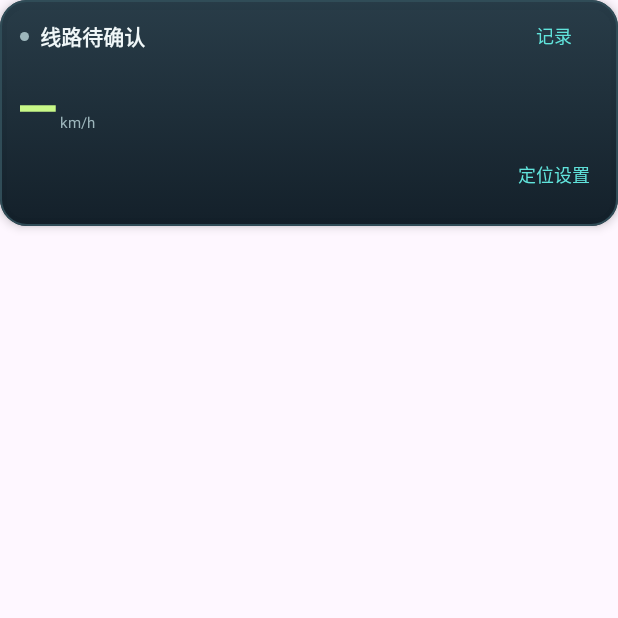
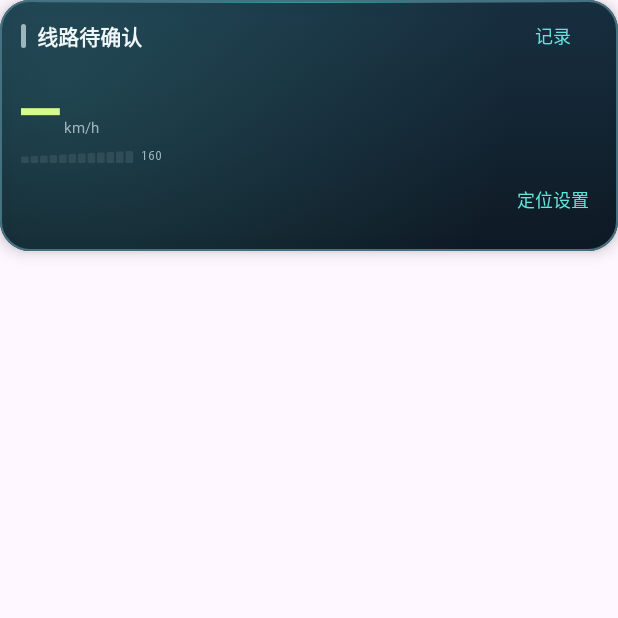
Before and after one commit to jpysina/JRFANMAP, an Android app built with Jetpack Compose: the composable LiveIntervalCard called with empty values, on a phone screen of 412 x 824 dp, the top half of it. Run offline under Robolectric (Android 15) with nearby library versions, the phone set to English and light mode, and no system bars; network calls fail; 15 statements that could not run were skipped.

Commit message:
Give the LIVE dashboard a sharper instrument-cluster design

```diff
--- a/app/src/main/java/jp/jrfanmap/ui/LiveInstrument.kt
+++ b/app/src/main/java/jp/jrfanmap/ui/LiveInstrument.kt
@@ -1,5 +1,7 @@
 package jp.jrfanmap.ui
 
+import androidx.compose.animation.core.animateFloatAsState
+import androidx.compose.animation.core.tween
 import androidx.compose.foundation.Canvas
 import androidx.compose.foundation.background
 import androidx.compose.foundation.layout.*
@@ -9,9 +11,13 @@ import androidx.compose.material3.Surface
 import androidx.compose.material3.Text
 import androidx.compose.material3.TextButton
 import androidx.compose.runtime.Composable
+import androidx.compose.runtime.getValue
 import androidx.compose.ui.Alignment
 import androidx.compose.ui.Modifier
+import androidx.compose.ui.draw.drawBehind
 import androidx.compose.ui.geometry.Offset
+import androidx.compose.ui.geometry.CornerRadius
+import androidx.compose.ui.geometry.Size
 import androidx.compose.ui.graphics.Brush
 import androidx.compose.ui.graphics.Color
 import androidx.compose.ui.graphics.StrokeCap
@@ -28,14 +34,17 @@ import jp.jrfanmap.data.Fix
 import jp.jrfanmap.data.Telemetry
 import jp.jrfanmap.rail.LiveMatch
 import jp.jrfanmap.rail.StationInterval
+import kotlin.math.ceil
 
 internal val DisplayPanel = Color(0xFF0C1923)
 internal val DisplayText = Color(0xFFF0F7F8)
 internal val DisplayMuted = Color(0xFF9DB6BC)
 internal val DisplayCyan = Color(0xFF61E4DC)
 internal val DisplayGrid = Color(0xFF304C57)
-private val DisplayAccent = Color(0xFFC8F888)
-private val DisplayShape = RoundedCornerShape(18.dp)
+private val DisplayAccent = Color(0xFFD5FA90)
+private val DisplayShape = RoundedCornerShape(20.dp)
+private val DisplayRim = Color(0xFF467180)
+private val DisplayControl = Color(0xFF64E2E1).copy(alpha = .11f)
 
 @Composable
 internal fun LiveIntervalCard(
@@ -50,18 +59,22 @@ internal fun LiveIntervalCard(
     val following = upcomingStops.drop(1)
     val routeName = match?.line?.name
     Surface(modifier.testTag("live-interval-card"), color = Color.Transparent, shape = DisplayShape,
-        border = androidx.compose.foundation.BorderStroke(1.dp, DisplayGrid), shadowElevation = 4.dp) {
-        Column(Modifier.fillMaxWidth().background(Brush.verticalGradient(listOf(
-            Color(0xF5203541), DisplayPanel.copy(alpha = .97f)
-        ))).padding(start = 13.dp, end = 13.dp, bottom = 10.dp)) {
+        border = androidx.compose.foundation.BorderStroke(1.dp, DisplayRim), shadowElevation = 6.dp) {
+        Column(Modifier.fillMaxWidth().drawBehind {
+            drawRect(Brush.verticalGradient(listOf(Color(0xFA132B3C), Color(0xF908141F))))
+            drawRect(Brush.radialGradient(listOf(DisplayCyan.copy(alpha = .16f), Color.Transparent),
+                center = Offset(size.width * .10f, size.height * .35f), radius = size.width * .73f))
+            drawLine(Brush.horizontalGradient(listOf(Color.Transparent, DisplayCyan.copy(alpha = .72f), Color.Transparent)),
+                Offset(size.width * .06f, 1.dp.toPx()), Offset(size.width * .94f, 1.dp.toPx()), 1.5.dp.toPx())
+        }.padding(start = 14.dp, end = 14.dp, bottom = 10.dp)) {
             Row(Modifier.fillMaxWidth(), verticalAlignment = Alignment.CenterVertically) {
-                Box(Modifier.size(6.dp).background(if (routeName != null) DisplayCyan else DisplayMuted, DisplayShape))
+                Box(Modifier.width(3.dp).height(16.dp).background(if (routeName != null) DisplayCyan else DisplayMuted, DisplayShape))
                 Text(routeName ?: "线路待确认", Modifier.weight(1f).padding(start = 7.dp),
                     color = DisplayText, fontWeight = FontWeight.SemiBold, fontSize = 14.sp, lineHeight = 18.sp,
                     maxLines = 1, overflow = TextOverflow.Ellipsis)
                 if (onDetails != null) TextButton(onClick = onDetails, modifier = Modifier.testTag("live-station-details"),
-                    colors = ButtonDefaults.textButtonColors(contentColor = DisplayCyan),
-                    contentPadding = PaddingValues(horizontal = 6.dp)) { Text("站序 ›", fontSize = 12.sp) }
+                    shape = Cut, colors = ButtonDefaults.textButtonColors(contentColor = DisplayCyan, containerColor = DisplayControl),
+                    contentPadding = PaddingValues(horizontal = 8.dp)) { Text("站序 ›", fontSize = 12.sp) }
                 TextButton(onClick = onRecord, modifier = Modifier.testTag("record-button"),
                     colors = ButtonDefaults.textButtonColors(contentColor = if (telemetry.recording) Color(0xFFFFB2A0) else DisplayCyan),
                     contentPadding = PaddingValues(horizontal = 7.dp)) {
@@ -70,17 +83,13 @@ internal fun LiveIntervalCard(
             }
             Row(Modifier.fillMaxWidth(), verticalAlignment = Alignment.CenterVertically,
                 horizontalArrangement = Arrangement.spacedBy(10.dp)) {
-                Row(verticalAlignment = Alignment.Bottom, horizontalArrangement = Arrangement.spacedBy(4.dp)) {
-                    Text(speed.fmt(0), fontFamily = Mono, fontWeight = FontWeight.Bold, color = DisplayAccent,
-                        fontSize = 38.sp, lineHeight = 42.sp, modifier = Modifier.testTag("live-speed"))
-                    Text("km/h", Modifier.padding(bottom = 4.dp), color = DisplayMuted, fontSize = 10.sp, lineHeight = 13.sp)
-                }
+                VelocityReadout(speed, match?.line?.category == "1")
                 if (upcoming != null) {
-                    Box(Modifier.width(1.dp).height(33.dp).background(DisplayGrid))
-                    Column(Modifier.weight(1f), verticalArrangement = Arrangement.spacedBy(1.dp)) {
+                    Box(Modifier.width(1.dp).height(43.dp).background(DisplayGrid))
+                    Column(Modifier.weight(1f), verticalArrangement = Arrangement.spacedBy(2.dp)) {
                         Text("下一经由站", color = DisplayMuted, fontSize = 10.sp, lineHeight = 13.sp)
                         Text(upcoming.station.name, color = DisplayText, fontWeight = FontWeight.Bold,
-                            fontSize = 16.sp, lineHeight = 19.sp, maxLines = 1, overflow = TextOverflow.Ellipsis)
+                            fontSize = 18.sp, lineHeight = 22.sp, maxLines = 1, overflow = TextOverflow.Ellipsis)
                         Text(distanceLabel(upcoming.meters), color = DisplayCyan, fontFamily = Mono,
                             fontSize = 12.sp, lineHeight = 16.sp, modifier = Modifier.testTag("live-next-distance"))
                     }
@@ -98,12 +107,13 @@ internal fun LiveIntervalCard(
                         maxLines = 1, overflow = TextOverflow.Ellipsis, modifier = Modifier.widthIn(max = 122.dp))
                 }
             }
-            if (following.isNotEmpty()) Row(Modifier.fillMaxWidth().padding(top = 5.dp).testTag("live-following-stops"),
+            if (following.isNotEmpty()) Row(Modifier.fillMaxWidth().padding(top = 6.dp).testTag("live-following-stops"),
                 horizontalArrangement = Arrangement.spacedBy(5.dp), verticalAlignment = Alignment.CenterVertically) {
                 Text("后续", color = DisplayMuted, fontSize = 10.sp, lineHeight = 14.sp)
                 following.forEachIndexed { index, stop ->
                     if (index > 0) Text("→", color = DisplayCyan, fontSize = 10.sp, lineHeight = 14.sp)
-                    Text(stop.station.name, Modifier.weight(1f, fill = false).testTag("live-following-stop"), color = DisplayText,
+                    Text(stop.station.name, Modifier.weight(1f, fill = false).testTag("live-following-stop")
+                        .background(DisplayControl, RoundedCornerShape(6.dp)).padding(horizontal = 6.dp, vertical = 2.dp), color = DisplayText,
                         fontSize = 11.sp, lineHeight = 14.sp, maxLines = 1, overflow = TextOverflow.Ellipsis)
                 }
             }
@@ -120,23 +130,64 @@ internal fun LiveIntervalCard(
 }
 
 @Composable
+private fun VelocityReadout(speed: Float?, highSpeed: Boolean) {
+    val scale = when {
+        speed != null && speed > 360f -> (ceil(speed / 100f) * 100f).toInt()
+        highSpeed || (speed ?: 0f) > 160f -> 360
+        else -> 160
+    }
+    Column(verticalArrangement = Arrangement.spacedBy(3.dp)) {
+        Row(verticalAlignment = Alignment.Bottom, horizontalArrangement = Arrangement.spacedBy(4.dp)) {
+            Text(speed.fmt(0), fontFamily = Mono, fontWeight = FontWeight.Bold, color = DisplayAccent,
+                fontSize = 41.sp, lineHeight = 45.sp, modifier = Modifier.testTag("live-speed"))
+            Text("km/h", Modifier.padding(bottom = 4.dp), color = DisplayMuted, fontSize = 10.sp, lineHeight = 13.sp)
+        }
+        val level by animateFloatAsState((speed ?: 0f).div(scale).coerceIn(0f, 1f), tween(260), label = "speed scale")
+        Row(horizontalArrangement = Arrangement.spacedBy(4.dp), verticalAlignment = Alignment.CenterVertically) {
+            Canvas(Modifier.width(76.dp).height(8.dp).semantics { contentDescription = "速度刻度 0 到 $scale 公里每小时" }) {
+                val step = size.width / 12f
+                val gap = 1.2.dp.toPx()
+                val radius = CornerRadius(1.dp.toPx())
+                for (index in 0 until 12) {
+                    val barHeight = size.height * (.55f + index * .04f)
+                    val corner = Offset(index * step, size.height - barHeight)
+                    val barWidth = (step - gap).coerceAtLeast(0f)
+                    drawRoundRect(DisplayGrid, corner, Size(barWidth, barHeight), radius)
+                    val fill = (level * 12f - index).coerceIn(0f, 1f)
+                    if (fill > 0f) drawRoundRect(if (index < 8) DisplayCyan else DisplayAccent,
+                        corner, Size(barWidth * fill, barHeight), radius)
+                }
+            }
+            Text(scale.toString(), fontFamily = Mono, color = DisplayMuted, fontSize = 8.sp, lineHeight = 10.sp)
+        }
+    }
+}
+
+@Composable
 private fun IntervalTrack(interval: StationInterval, modifier: Modifier) {
     val fraction = interval.progress.coerceIn(0f, 1f)
-    Canvas(modifier.fillMaxWidth().height(16.dp).testTag("live-segment-progress").semantics {
+    val animated by animateFloatAsState(fraction, tween(300), label = "rail progress")
+    Canvas(modifier.fillMaxWidth().height(17.dp).testTag("live-segment-progress").semantics {
         contentDescription = "沿轨区间进度，${interval.previous.station.name}到${interval.next.station.name}"
         progressBarRangeInfo = ProgressBarRangeInfo(fraction, 0f..1f)
     }) {
         val inset = 5.dp.toPx()
         val end = size.width - inset
         val center = center.y
-        val current = inset + (end - inset).coerceAtLeast(0f) * fraction
-        drawLine(DisplayGrid, Offset(inset, center), Offset(end, center), 3.dp.toPx(), StrokeCap.Round)
+        val current = inset + (end - inset).coerceAtLeast(0f) * animated
+        drawLine(DisplayGrid, Offset(inset, center), Offset(end, center), 2.dp.toPx(), StrokeCap.Round)
+        for (tick in 1..19) {
+            val x = inset + (end - inset) * tick / 20f
+            val lineColor = if (x <= current) DisplayCyan.copy(alpha = .65f) else DisplayGrid
+            drawLine(lineColor, Offset(x, center - 3.dp.toPx()), Offset(x, center + 3.dp.toPx()), 1.dp.toPx())
+        }
         drawLine(Brush.horizontalGradient(listOf(Color(0xFF21A9C5), DisplayCyan), startX = inset, endX = end),
             Offset(inset, center), Offset(current, center), 3.dp.toPx(), StrokeCap.Round)
         drawCircle(DisplayCyan, 3.dp.toPx(), Offset(inset, center))
         drawCircle(DisplayMuted, 3.dp.toPx(), Offset(end, center))
-        drawCircle(DisplayCyan.copy(alpha = .26f), 7.dp.toPx(), Offset(current, center))
-        drawCircle(DisplayAccent, 4.dp.toPx(), Offset(current, center))
+        drawCircle(Brush.radialGradient(listOf(DisplayCyan.copy(alpha = .6f), Color.Transparent),
+            center = Offset(current, center), radius = 8.dp.toPx()), 8.dp.toPx(), Offset(current, center))
+        drawCircle(DisplayAccent, 3.5.dp.toPx(), Offset(current, center))
     }
 }
 
```
